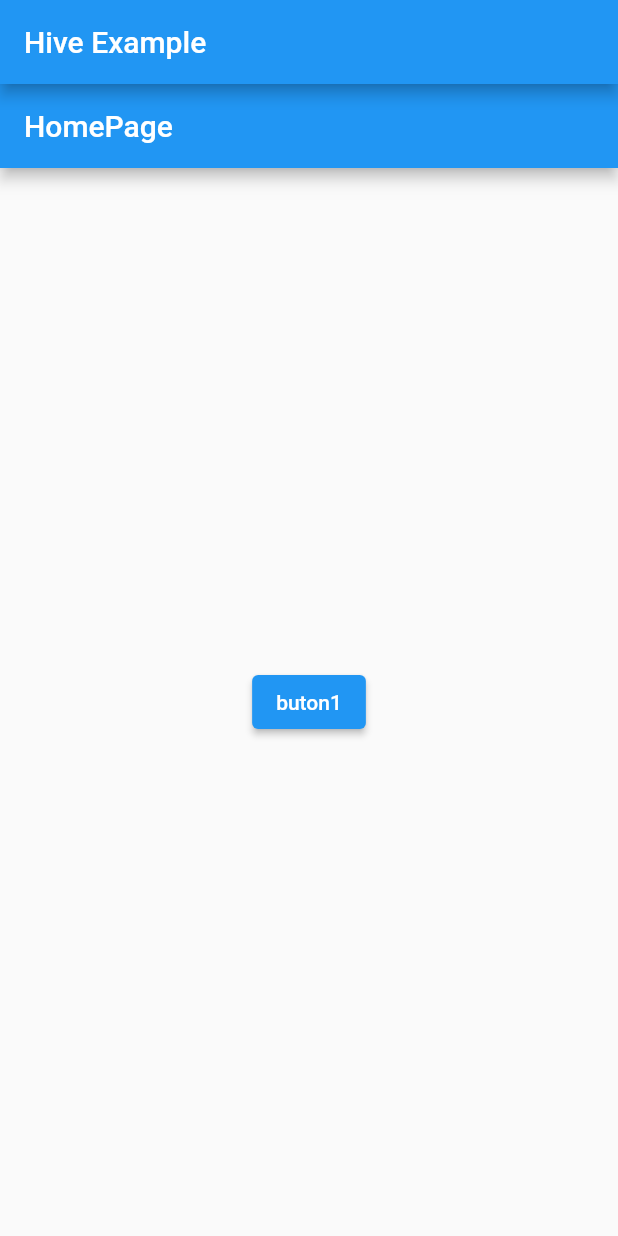
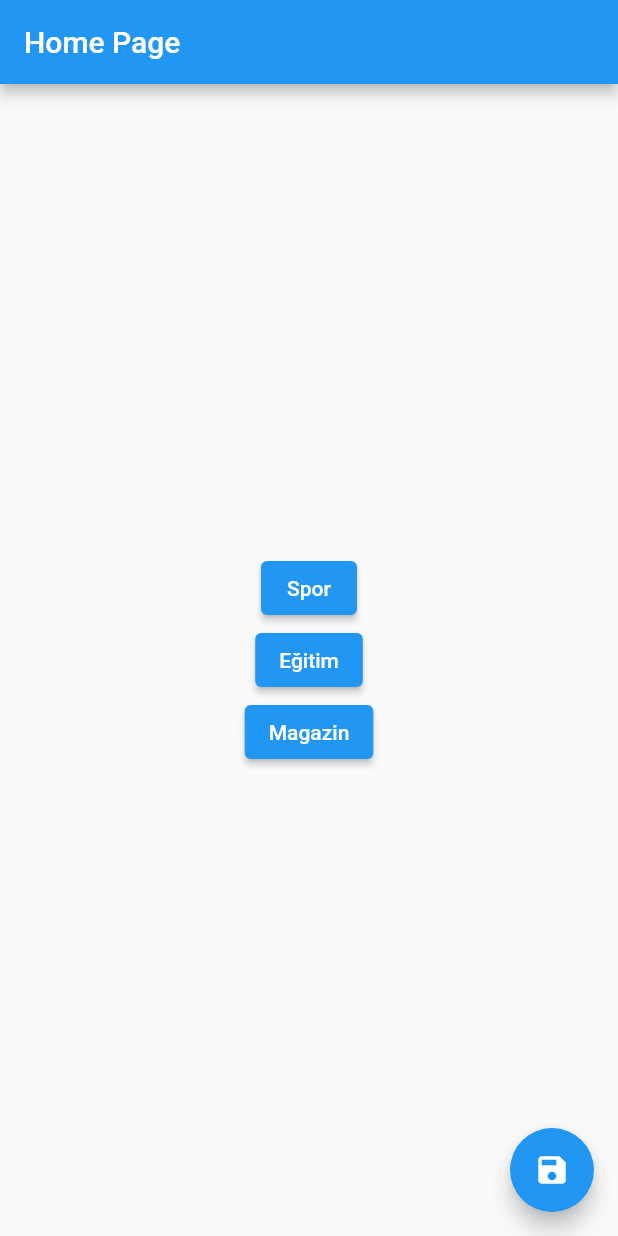
Before and after one commit to nyzmemre/local_data_hive, a Flutter app: the screen it shows after launch, on a phone screen of 412 x 824 dp. Run offline on Flutter 3.47's test engine with Material 2 defaults, Android fonts, the phone set to English and light mode, and no system bars; our stand-ins replace hive, hive_flutter; accounts and stored records are empty.

Commit message:
project completed

```diff
--- a/lib/main.dart
+++ b/lib/main.dart
@@ -1,6 +1,7 @@
 import 'package:flutter/material.dart';
 import 'package:hive/hive.dart';
 import 'package:hive_flutter/hive_flutter.dart';
+import 'package:local_data_hive/model/text_model.dart';
 
 import 'view/homepage_view.dart';
 
@@ -8,6 +9,9 @@ void main() async{
   WidgetsFlutterBinding.ensureInitialized();
 
   await Hive.initFlutter("localdatahive");
+  Hive.registerAdapter(TextModelAdapter());
+  await Hive.openBox<TextModel>("favorites");
+
   runApp(LocaDataHive());
 }
 
@@ -17,10 +21,9 @@ class LocaDataHive extends StatelessWidget {
   @override
   Widget build(BuildContext context) {
     return MaterialApp(
+      debugShowCheckedModeBanner: false,
       title:"Local Data Hive",
-          home: Scaffold(
-        appBar: AppBar(title: Text("Hive Example"),),
-            body: HomepageView(),),
+          home: HomepageView(),
     );
   }
 }
--- /dev/null
+++ b/lib/model/homepage_model.dart
@@ -0,0 +1,8 @@
+import 'text_model.dart';
+
+class HomepageModel{
+  final String appbarTitle;
+  final List<TextModel> list;
+
+  HomepageModel(this.appbarTitle, this.list);
+}
--- a/lib/view/homepage_view.dart
+++ b/lib/view/homepage_view.dart
@@ -1,4 +1,8 @@
 import 'package:flutter/material.dart';
+import 'package:local_data_hive/view/favorites_view.dart';
+
+import '../core/my_widgets/my_list_page.dart';
+import '../view_model/homepage_view_model.dart';
 
 class HomepageView extends StatelessWidget {
   const HomepageView({Key? key}) : super(key: key);
@@ -6,8 +10,42 @@ class HomepageView extends StatelessWidget {
   @override
   Widget build(BuildContext context) {
     return Scaffold(
-      appBar: AppBar(title: Text("HomePage"),),
-      body: Center(child: ElevatedButton(onPressed: (){}, child: Text("buton1"),)),
-    );
+      appBar: AppBar(
+        title: Text("Home Page"),
+      ),
+      floatingActionButton: FloatingActionButton(
+          child: Icon(Icons.save),
+          onPressed: () =>
+          Navigator.push(
+              context, MaterialPageRoute(builder: (_) => FavoritesView()))),
+        body: Center(
+          child: ListView.builder(
+          shrinkWrap: true,
+          itemCount: HomepageViewModel.instance.homepageList.length,
+          itemBuilder: (context, int index) {
+            return Center(
+              child: ElevatedButton(
+                onPressed: () {
+                  Navigator.push(
+                    context,
+                    MaterialPageRoute(
+                      builder: (_) =>
+                          MyListPage(
+                            appbarTitle: HomepageViewModel
+                                .instance.homepageList[index].appbarTitle,
+                            list:
+                            HomepageViewModel.instance.homepageList[index]
+                                .list,
+                          ),
+                    ),
+                  );
+                },
+                child: Text(
+                  HomepageViewModel.instance.homepageList[index].appbarTitle,
+                ),
+              ),
+            );
+          }),
+        ),);
   }
 }
--- a/lib/view_model/education_view_model.dart
+++ b/lib/view_model/education_view_model.dart
@@ -10,4 +10,11 @@ class EducationViewModel{
   ];
 
   List<TextModel> get educationViewModel=>_educationViewModel;
+
+  static EducationViewModel? _instance;
+  static EducationViewModel get instance{
+    if(_instance==null) _instance=EducationViewModel._init();
+    return _instance!;
+  }
+  EducationViewModel._init();
 }
--- a/lib/view_model/magazine_view_model.dart
+++ b/lib/view_model/magazine_view_model.dart
@@ -10,4 +10,11 @@ class MagazineViewModel{
   ];
 
   List<TextModel> get magazineViewModel=>_magazineViewModel;
+
+  static MagazineViewModel? _instance;
+  static MagazineViewModel get instance{
+    if(_instance==null) _instance=MagazineViewModel._init();
+    return _instance!;
+  }
+  MagazineViewModel._init();
 }
--- a/lib/view_model/spor_view_model.dart
+++ b/lib/view_model/spor_view_model.dart
@@ -1,7 +1,7 @@
 import 'package:local_data_hive/model/text_model.dart';
 
-class SporViewModel{
-  List<TextModel> _sporViewModel=[
+class SporViewModel {
+  List<TextModel> _sporViewModel = [
     TextModel("Spor Başlık-1", "Spor Açıklama-1"),
     TextModel("Spor Başlık-2", "Spor Açıklama-2"),
     TextModel("Spor Başlık-3", "Spor Açıklama-3"),
@@ -9,5 +9,14 @@ class SporViewModel{
     TextModel("Spor Başlık-5", "Spor Açıklama-5"),
   ];
 
-  List<TextModel> get sporViewModel=>_sporViewModel;
+  List<TextModel> get sporViewModel => _sporViewModel;
+
+  static SporViewModel? _instance;
+
+  static SporViewModel get instance {
+    if (_instance == null) _instance = SporViewModel._init();
+    return _instance!;
+  }
+
+  SporViewModel._init();
 }
```
Also changed, not shown: lib/core/functions/replace_ascii.dart (added, +17 -0 lines), lib/core/my_widgets/my_list_page.dart (+66 -10 lines), lib/view/favorites_view.dart (+19 -0 lines), lib/view_model/favorites_view_model.dart (+18 -2 lines).
